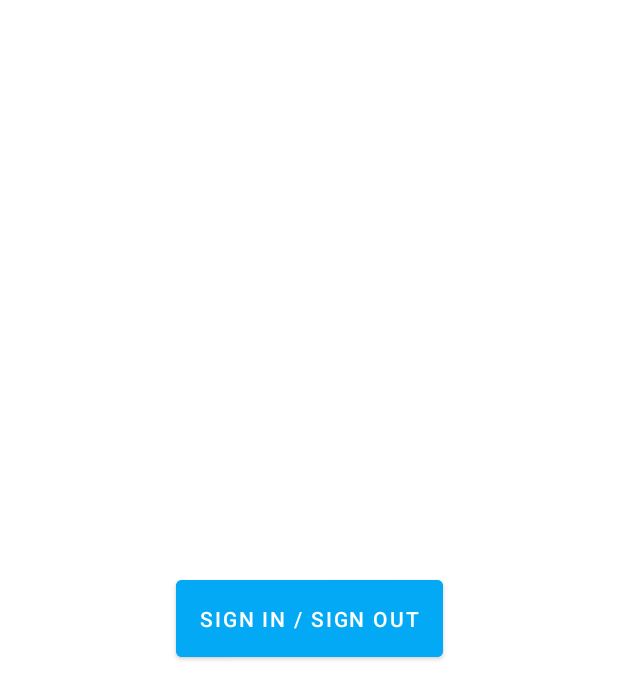
After one commit to MSPirat/NeWorkApp, an Android app: the layout fragment_profile.xml on its own in the app's theme, with its tools: preview values and no code run, on a phone screen of 412 x 824 dp. The commit adds this screen. Shown: the top 699 px of the screen. Run offline under Robolectric (Android 15) with nearby library versions, the phone set to English and light mode, and no system bars.

Commit message:
Added fragment Profile & menus

```diff
--- /dev/null
+++ b/app/src/main/java/ru/netology/neworkapp/activity/ProfileFragment.kt
@@ -0,0 +1,4 @@
+package ru.netology.neworkapp.activity
+
+class ProfileFragment {
+}
--- /dev/null
+++ b/app/src/main/res/drawable/ic_baseline_person_outline_24.xml
@@ -0,0 +1,5 @@
+<vector android:height="24dp" android:tint="#000000"
+    android:viewportHeight="24" android:viewportWidth="24"
+    android:width="24dp" xmlns:android="http://schemas.android.com/apk/res/android">
+    <path android:fillColor="@android:color/white" android:pathData="M12,5.9c1.16,0 2.1,0.94 2.1,2.1s-0.94,2.1 -2.1,2.1S9.9,9.16 9.9,8s0.94,-2.1 2.1,-2.1m0,9c2.97,0 6.1,1.46 6.1,2.1v1.1L5.9,18.1L5.9,17c0,-0.64 3.13,-2.1 6.1,-2.1M12,4C9.79,4 8,5.79 8,8s1.79,4 4,4 4,-1.79 4,-4 -1.79,-4 -4,-4zM12,13c-2.67,0 -8,1.34 -8,4v3h16v-3c0,-2.66 -5.33,-4 -8,-4z"/>
+</vector>
--- /dev/null
+++ b/app/src/main/res/layout/fragment_profile.xml
@@ -0,0 +1,22 @@
+<?xml version="1.0" encoding="utf-8"?>
+<androidx.constraintlayout.widget.ConstraintLayout xmlns:android="http://schemas.android.com/apk/res/android"
+    xmlns:app="http://schemas.android.com/apk/res-auto"
+    xmlns:tools="http://schemas.android.com/tools"
+    android:layout_width="match_parent"
+    android:layout_height="match_parent"
+    tools:context=".activity.ProfileFragment">
+
+    <Button
+        android:id="@+id/buttonInAndOut"
+        android:layout_width="wrap_content"
+        android:layout_height="wrap_content"
+        android:backgroundTint="@color/blue"
+        android:padding="@dimen/common_spacing_large"
+        android:text="@string/in_and_out"
+        android:theme="@style/Theme.NeWorkApp"
+        app:layout_constraintBottom_toBottomOf="parent"
+        app:layout_constraintEnd_toEndOf="parent"
+        app:layout_constraintStart_toStartOf="parent"
+        app:layout_constraintTop_toTopOf="parent" />
+
+</androidx.constraintlayout.widget.ConstraintLayout>
--- a/app/src/main/res/menu/bottom_navigation_menu.xml
+++ b/app/src/main/res/menu/bottom_navigation_menu.xml
@@ -15,4 +15,10 @@
         android:id="@+id/nav_events"
         android:icon="@drawable/ic_baseline_event_24"
         android:title="@string/title_events" />
+
+    <item
+        android:id="@+id/nav_profile"
+        android:icon="@drawable/ic_baseline_person_outline_24"
+        android:title="@string/title_profile" />
+
 </menu>
--- a/app/src/main/res/values/strings.xml
+++ b/app/src/main/res/values/strings.xml
@@ -7,8 +7,11 @@
     <string name="sign_password">Password</string>
     <string name="sign_in">Sign In</string>
     <string name="sign_up">Sign Up</string>
+    <string name="sign_out">Sign Out</string>
     <string name="sign_in_name">Authorization</string>
     <string name="sign_up_name">Registration</string>
     <string name="sign_user_name">User Name</string>
     <string name="sign_repeat_password">Repeat Password</string>
+    <string name="title_profile">Profile</string>
+    <string name="in_and_out">Sign In / Sign Out</string>
 </resources>
```
Also changed, not shown: app/src/main/res/menu/menu_main.xml (added, +23 -0 lines), app/src/main/res/navigation/navigation_main.xml (+31 -0 lines), 1 other file.
